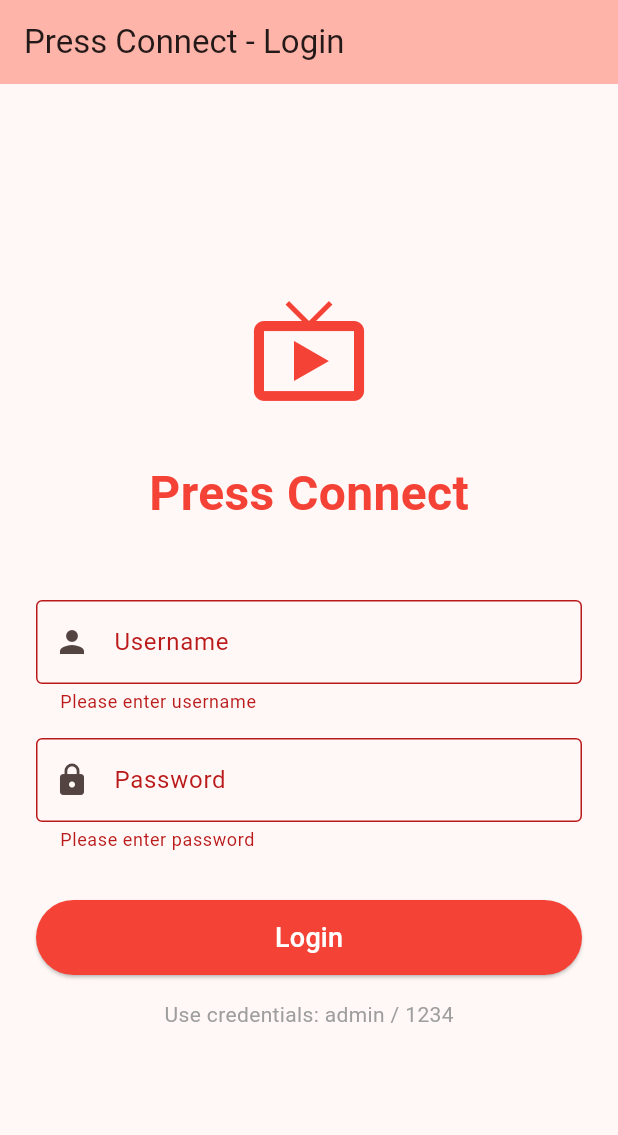
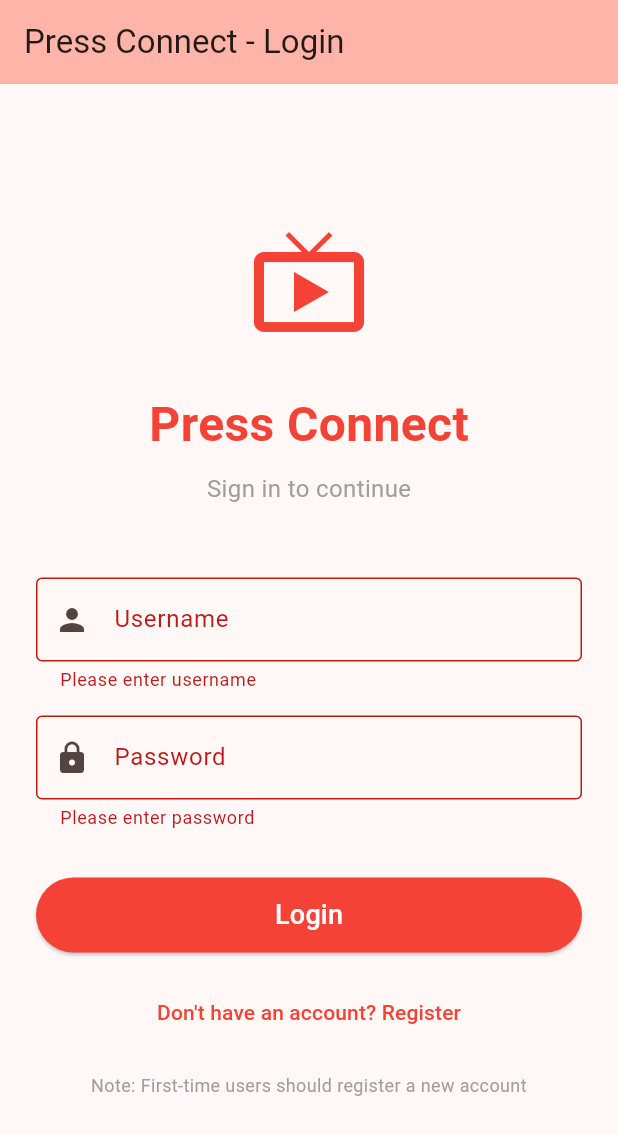
Before and after one commit to Vavilla-Rupesh/Press_Connect, a Flutter app: the screen it shows after launch, after a tap on "Login", on a phone screen of 412 x 824 dp. Shown: the top 1135 px of the screen. Run offline on Flutter 3.47's test engine with Material 3 defaults, Android fonts, the phone set to English and light mode, and no system bars; our stand-ins replace camera, shared_preferences.

Commit message:
Complete production-ready implementation with real authentication and PostgreSQL
Co-authored-by: Vavilla-Rupesh <137624310+Vavilla-Rupesh@users.noreply.github.com>

```diff
--- a/lib/screens/login_screen.dart
+++ b/lib/screens/login_screen.dart
@@ -1,4 +1,7 @@
 import 'package:flutter/material.dart';
+import 'package:http/http.dart' as http;
+import 'dart:convert';
+import '../services/youtube_auth_service.dart';
 import 'youtube_auth_screen.dart';
 
 class LoginScreen extends StatefulWidget {
@@ -13,12 +16,17 @@ class _LoginScreenState extends State<LoginScreen> {
   final _passwordController = TextEditingController();
   final _formKey = GlobalKey<FormState>();
   bool _isLoading = false;
+  bool _isRegistering = false;
 
-  // Hardcoded credentials
-  static const String _hardcodedUsername = 'admin';
-  static const String _hardcodedPassword = '1234';
+  static const String _backendUrl = 'http://localhost:3000';
 
-  void _login() async {
+  void _toggleMode() {
+    setState(() {
+      _isRegistering = !_isRegistering;
+    });
+  }
+
+  void _submitForm() async {
     if (!_formKey.currentState!.validate()) {
       return;
     }
@@ -27,26 +35,17 @@ class _LoginScreenState extends State<LoginScreen> {
       _isLoading = true;
     });
 
-    // Simulate network delay
-    await Future.delayed(const Duration(seconds: 1));
-
-    if (_usernameController.text == _hardcodedUsername &&
-        _passwordController.text == _hardcodedPassword) {
-      // Navigate to YouTube authentication
-      if (mounted) {
-        Navigator.pushReplacement(
-          context,
-          MaterialPageRoute(
-            builder: (context) => const YouTubeAuthScreen(),
-          ),
-        );
+    try {
+      if (_isRegistering) {
+        await _register();
+      } else {
+        await _login();
       }
-    } else {
-      // Show error
+    } catch (e) {
       if (mounted) {
         ScaffoldMessenger.of(context).showSnackBar(
-          const SnackBar(
-            content: Text('Invalid credentials. Use admin/1234'),
+          SnackBar(
+            content: Text(_isRegistering ? 'Registration failed: $e' : 'Login failed: $e'),
             backgroundColor: Colors.red,
           ),
         );
@@ -58,11 +57,78 @@ class _LoginScreenState extends State<LoginScreen> {
     });
   }
 
+  Future<void> _register() async {
+    final response = await http.post(
+      Uri.parse('$_backendUrl/api/auth/register'),
+      headers: {'Content-Type': 'application/json'},
+      body: jsonEncode({
+        'username': _usernameController.text,
+        'email': '${_usernameController.text}@pressconnect.com', // Simple email generation
+        'password': _passwordController.text,
+      }),
+    );
+
+    if (response.statusCode == 201) {
+      final data = jsonDecode(response.body);
+
+      // Store the app token
+      final authService = YouTubeAuthService();
+      await authService.setAppToken(data['token']);
+
+      if (mounted) {
+        ScaffoldMessenger.of(context).showSnackBar(
+          const SnackBar(
+            content: Text('Registration successful! Please log in.'),
+            backgroundColor: Colors.green,
+          ),
+        );
+        setState(() {
+          _isRegistering = false;
+        });
+      }
+    } else {
+      final error = jsonDecode(response.body)['error'] ?? 'Registration failed';
+      throw Exception(error);
+    }
+  }
+
+  Future<void> _login() async {
+    final response = await http.post(
+      Uri.parse('$_backendUrl/api/auth/login'),
+      headers: {'Content-Type': 'application/json'},
+      body: jsonEncode({
+        'username': _usernameController.text,
+        'password': _passwordController.text,
+      }),
+    );
+
+    if (response.statusCode == 200) {
+      final data = jsonDecode(response.body);
+
+      // Store the app token
+      final authService = YouTubeAuthService();
+      await authService.setAppToken(data['token']);
+
+      // Navigate to YouTube authentication
+      if (mounted) {
+        Navigator.pushReplacement(
+          context,
+          MaterialPageRoute(
+            builder: (context) => const YouTubeAuthScreen(),
+          ),
+        );
+      }
+    } else {
+      final error = jsonDecode(response.body)['error'] ?? 'Login failed';
+      throw Exception(error);
+    }
+  }
+
   @override
   Widget build(BuildContext context) {
     return Scaffold(
       appBar: AppBar(
-        title: const Text('Press Connect - Login'),
+        title: Text(_isRegistering ? 'Press Connect - Register' : 'Press Connect - Login'),
         backgroundColor: Theme.of(context).colorScheme.inversePrimary,
       ),
       body: Padding(
@@ -86,18 +152,29 @@ class _LoginScreenState extends State<LoginScreen> {
                   color: Colors.red,
                 ),
               ),
+              const SizedBox(height: 8),
+              Text(
+                _isRegistering ? 'Create your account' : 'Sign in to continue',
+                style: const TextStyle(
+                  fontSize: 16,
+                  color: Colors.grey,
+                ),
+              ),
               const SizedBox(height: 48),
               TextFormField(
                 controller: _usernameController,
                 decoration: const InputDecoration(
                   labelText: 'Username',
-                  hintText: 'Enter username (admin)',
+                  hintText: 'Enter your username',
                   prefixIcon: Icon(Icons.person),
                   border: OutlineInputBorder(),
                 ),
                 validator: (value) {
                   if (value == null || value.isEmpty) {
                     return 'Please enter username';
+                  }
+                  if (value.length < 3) {
+                    return 'Username must be at least 3 characters';
                   }
                   return null;
                 },
@@ -108,13 +185,16 @@ class _LoginScreenState extends State<LoginScreen> {
                 obscureText: true,
                 decoration: const InputDecoration(
                   labelText: 'Password',
-                  hintText: 'Enter password (1234)',
+                  hintText: 'Enter your password',
                   prefixIcon: Icon(Icons.lock),
                   border: OutlineInputBorder(),
                 ),
                 validator: (value) {
                   if (value == null || value.isEmpty) {
                     return 'Please enter password';
+                  }
+                  if (_isRegistering && value.length < 6) {
+                    return 'Password must be at least 6 characters';
                   }
                   return null;
                 },
@@ -124,27 +204,43 @@ class _LoginScreenState extends State<LoginScreen> {
                 width: double.infinity,
                 height: 50,
                 child: ElevatedButton(
-                  onPressed: _isLoading ? null : _login,
+                  onPressed: _isLoading ? null : _submitForm,
                   style: ElevatedButton.styleFrom(
                     backgroundColor: Colors.red,
                     foregroundColor: Colors.white,
                   ),
                   child: _isLoading
                       ? const CircularProgressIndicator(color: Colors.white)
-                      : const Text(
-                          'Login',
-                          style: TextStyle(fontSize: 18),
+                      : Text(
+                          _isRegistering ? 'Register' : 'Login',
+                          style: const TextStyle(fontSize: 18),
                         ),
                 ),
               ),
               const SizedBox(height: 16),
-              const Text(
-                'Use credentials: admin / 1234',
-                style: TextStyle(
-                  color: Colors.grey,
-                  fontSize: 14,
+              TextButton(
+                onPressed: _isLoading ? null : _toggleMode,
+                child: Text(
+                  _isRegistering
+                    ? 'Already have an account? Sign in'
+                    : 'Don\'t have an account? Register',
+                  style: const TextStyle(
+                    color: Colors.red,
+                    fontSize: 14,
+                  ),
                 ),
               ),
+              if (!_isRegistering) ...[
+                const SizedBox(height: 16),
+                const Text(
+                  'Note: First-time users should register a new account',
+                  style: TextStyle(
+                    color: Colors.grey,
+                    fontSize: 12,
+                  ),
+                  textAlign: TextAlign.center,
+                ),
+              ],
             ],
           ),
         ),
```
Also changed, not shown: lib/screens/streaming_screen.dart (+87 -6 lines), lib/services/streaming_service.dart (+142 -42 lines), lib/services/youtube_auth_service.dart (+156 -16 lines), 4 other files.
